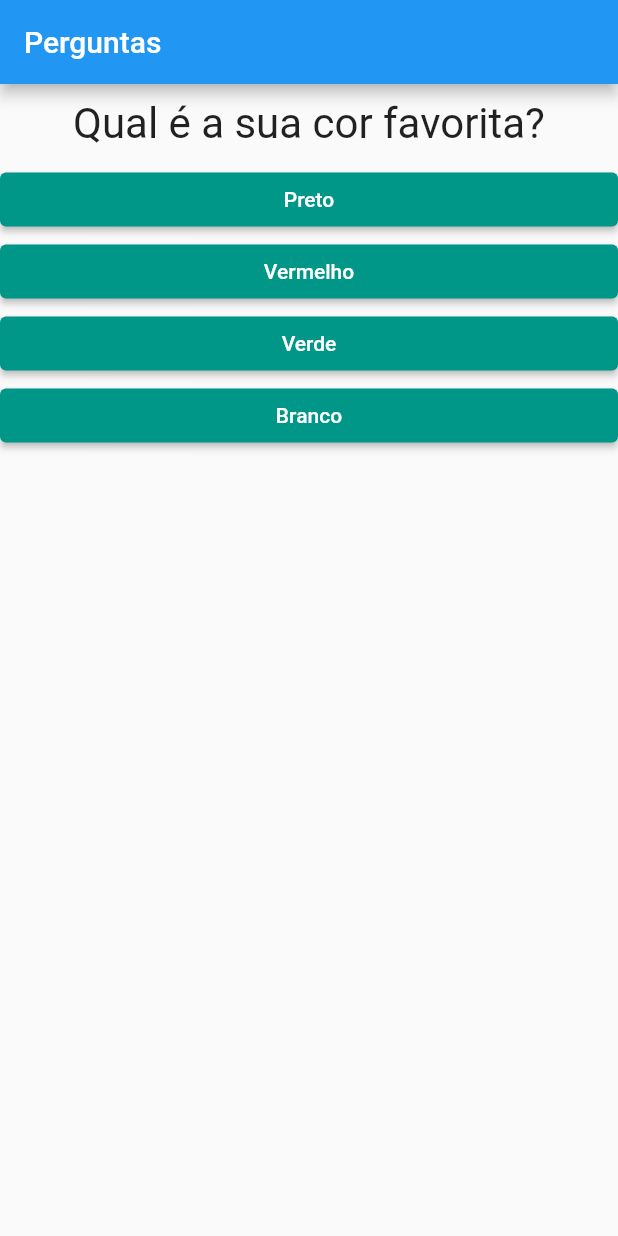
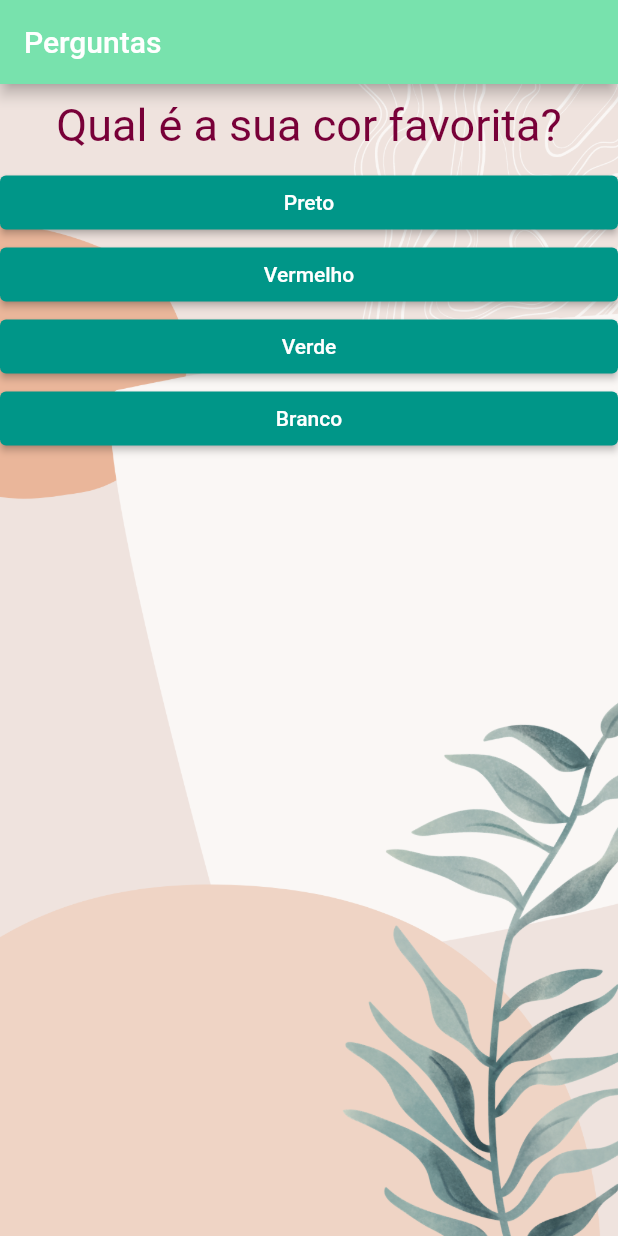
Before and after one commit to waitoair/projeto_perguntas, a Flutter app: the screen it shows after launch, on a phone screen of 412 x 824 dp. Run offline on Flutter 3.47's test engine with Material 2 defaults, Android fonts, the phone set to English and light mode, and no system bars.

Commit message:
background and style working

```diff
--- a/lib/main.dart
+++ b/lib/main.dart
@@ -53,15 +53,18 @@ class _PerguntaAppState extends State<PerguntaApp> {
     return MaterialApp(
       home: Scaffold(
         appBar: AppBar(
+          backgroundColor: Color.fromARGB(255, 120, 226, 173),
           title: const Text('Perguntas'),
         ),
-        body: temPerguntaSelecionada
+        body: Container(
+          decoration: BoxDecoration(image: DecorationImage(image: AssetImage('assets/images/background-flutter-project.png'), fit: BoxFit.cover)),
+          child: temPerguntaSelecionada
           ? Questionario(
               perguntas: _perguntas,
               perguntaSelecionada: _perguntaSelecionada,
               quandoResponder: _responder,
-            )
-          : Resultado(),
+            ) : Resultado(),
+        )
       )
     );
   }
--- a/lib/questao.dart
+++ b/lib/questao.dart
@@ -4,6 +4,8 @@ class Questao extends StatelessWidget {
   final String texto;
 
   Questao(this.texto);
+
+  get blue => null;
 
   @override
   Widget build(BuildContext context) {
@@ -12,7 +14,7 @@ class Questao extends StatelessWidget {
       margin: const EdgeInsets.all(10),
       child: Text(
           texto,
-          style: const TextStyle(fontSize: 28),
+          style: const TextStyle(fontSize: 30, color: Color.fromARGB(255, 120, 0, 56)),
           textAlign: TextAlign.center,
         ),
     );
```
Also changed, not shown: pubspec.yaml (+4 -3 lines), assets/images/background-flutter-project.png (added).
